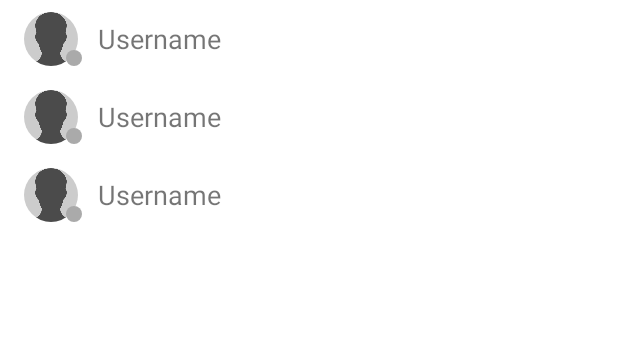
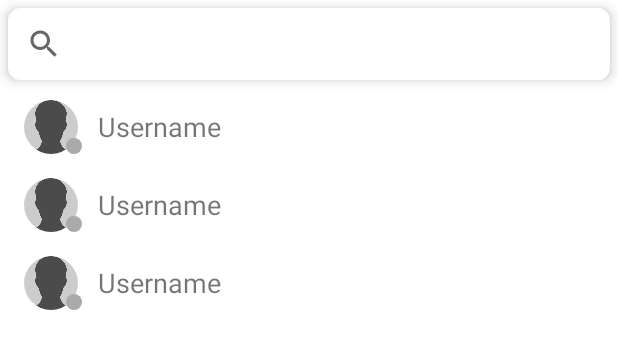
Before and after one commit to 7imaZz/ElWhats, an Android app: the layout fragment_users.xml on its own in the app's theme, with its tools: preview values and no code run, on a phone screen of 412 x 824 dp. Shown: the top 349 px of the screen. Run offline under Robolectric (Android 15) with nearby library versions, the phone set to English and light mode, and no system bars.

Commit message:
Search For Users

```diff
--- a/app/src/main/res/layout/fragment_users.xml
+++ b/app/src/main/res/layout/fragment_users.xml
@@ -6,11 +6,27 @@
     xmlns:app="http://schemas.android.com/apk/res-auto"
     tools:context=".ui.fragments.UsersFragment">
 
+    <androidx.cardview.widget.CardView
+        android:id="@+id/search_card"
+        android:layout_width="match_parent"
+        android:layout_height="wrap_content"
+        app:cardCornerRadius="8dp"
+        android:layout_margin="@dimen/_4sdp"
+        app:cardElevation="@dimen/_4sdp">
+
+        <androidx.appcompat.widget.SearchView
+            android:id="@+id/search_sv"
+            android:layout_width="match_parent"
+            android:layout_height="wrap_content"
+            app:queryHint="Search"/>
+    </androidx.cardview.widget.CardView>
+
     <androidx.recyclerview.widget.RecyclerView
         android:id="@+id/users_rv"
         android:layout_width="match_parent"
         android:layout_height="match_parent"
         tools:listitem="@layout/user_item"
-        app:layoutManager="androidx.recyclerview.widget.LinearLayoutManager"/>
+        app:layoutManager="androidx.recyclerview.widget.LinearLayoutManager"
+        android:layout_below="@id/search_card"/>
 
 </RelativeLayout>
```
Also changed, not shown: app/src/main/java/com/shorbgy/elwhats/ui/fragments/UsersFragment.java (+37 -0 lines).
